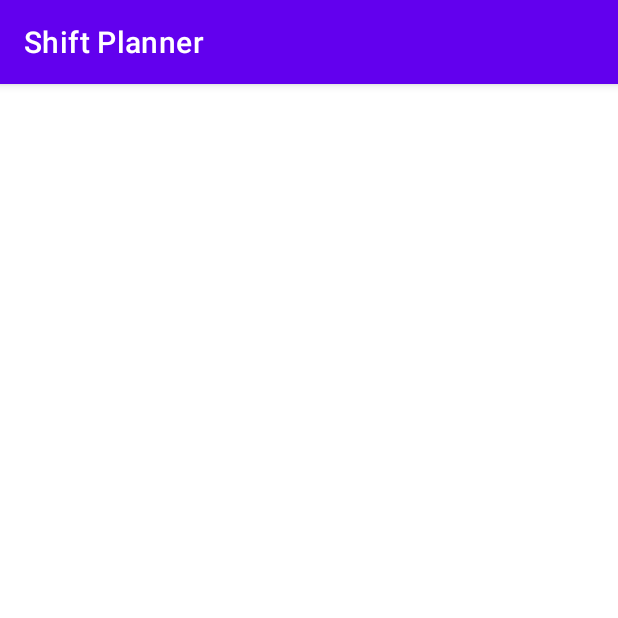
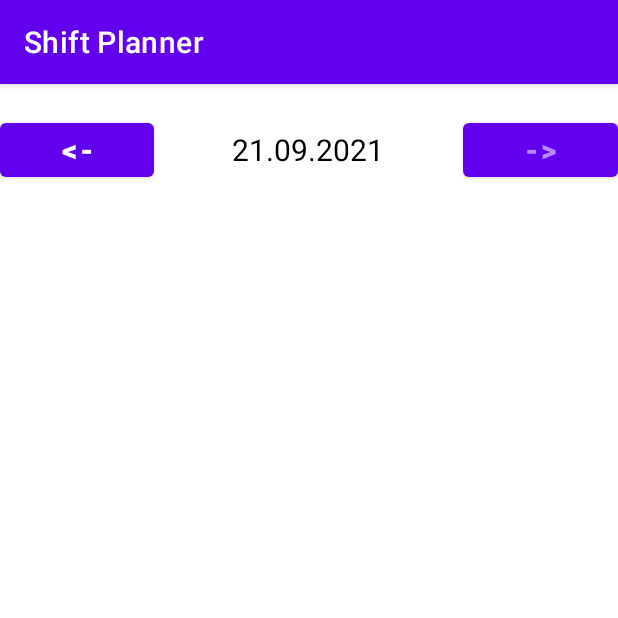
Before and after one commit to Krissi97/ShiftPlannerRepo, an Android app: the ShiftActivity screen opened directly, with no data from a screen before it, on a phone screen of 412 x 824 dp, the top half of it. Run offline under Robolectric (Android 15) with nearby library versions, the phone set to English and light mode, and no system bars.

Commit message:
Daily Calendar first step

```diff
--- a/app/src/main/java/com/example/shiftplanner/ShiftActivity.java
+++ b/app/src/main/java/com/example/shiftplanner/ShiftActivity.java
@@ -24,4 +24,7 @@ public class ShiftActivity extends AppCompatActivity {
         super.onCreate(savedInstanceState);
         setContentView(R.layout.activity_shift);
     }
+
+    public void nextDayAction(View view) {
+    }
 }
--- a/app/src/main/res/layout/activity_shift.xml
+++ b/app/src/main/res/layout/activity_shift.xml
@@ -7,6 +7,46 @@
     android:layout_height="match_parent"
     android:orientation="vertical"
     tools:context=".ShiftActivity">
+    <LinearLayout
+        android:layout_width="match_parent"
+        android:layout_height="wrap_content"
+        android:orientation="horizontal"
+        android:layout_marginBottom="20dp"
+        android:layout_marginTop="20dp">
+        <Button
+            android:layout_width="0dp"
+            android:layout_height="wrap_content"
+            android:layout_weight="1"
+            android:text="@string/back"
+            android:textColor="@color/white"
+            android:background="@null"
+            android:textStyle="bold"
+            android:onClick="previousDayAction"
+            android:textSize="20sp"
+            tools:ignore="OnClick" />
+
+        <TextView
+            android:id="@+id/monthYearTV"
+            android:layout_width="0dp"
+            android:layout_weight="2"
+            android:layout_height="wrap_content"
+            android:text="21.09.2021"
+            android:textSize="20sp"
+            android:textAlignment="center"
+            android:textColor="@color/black"/>
+
+        <Button
+            android:layout_width="0dp"
+            android:layout_height="wrap_content"
+            android:layout_weight="1"
+            android:text="@string/forward"
+            android:textColor="@color/purple_200"
+            android:background="@null"
+            android:textStyle="bold"
+            android:onClick="nextDayAction"
+            android:textSize="20sp"/>
+
+    </LinearLayout>
 
 
     <androidx.recyclerview.widget.RecyclerView
```
